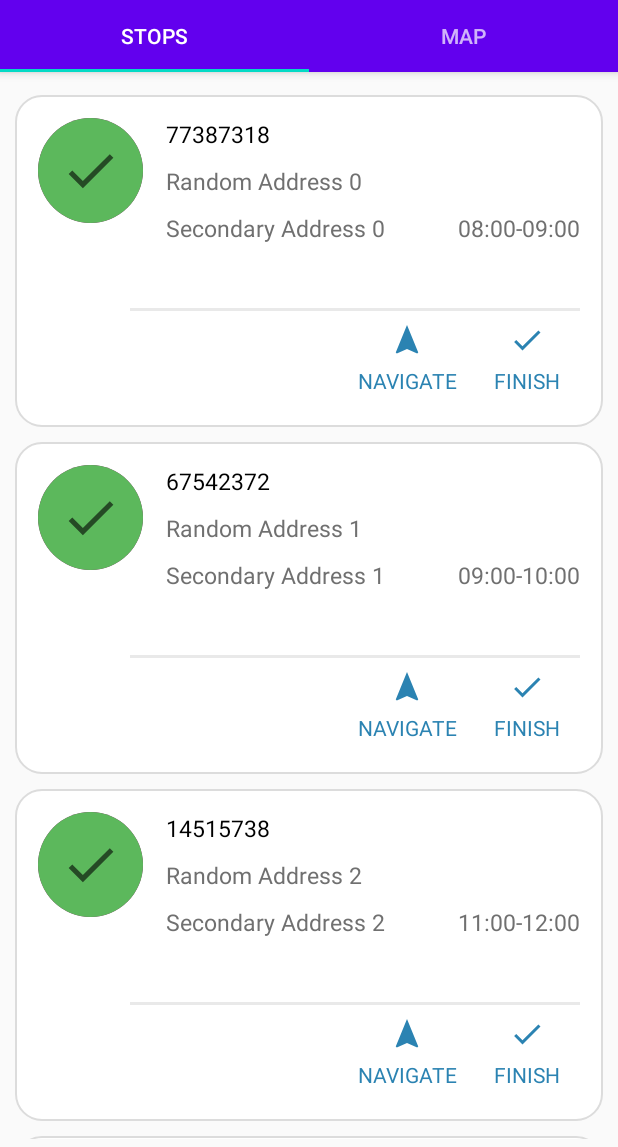
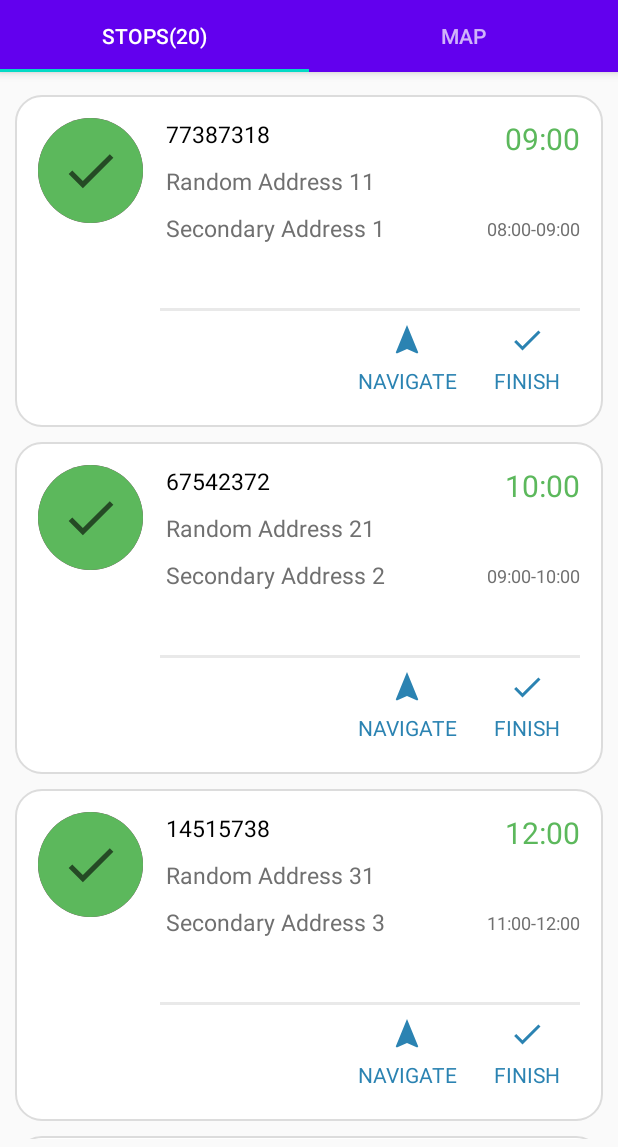
Before and after one commit to anush2593/Routetitan, an Android app: the screen it shows after launch (MainActivity), on a phone screen of 412 x 824 dp, the part 89-1236 px from its top. Run offline under Robolectric (Android 15) with nearby library versions, the phone set to English and light mode, and no system bars; our stand-ins replace Room's generated code, data binding; libraries missing offline, so code that uses them is left out: com.google.maps.android; 3 statements that could not run were skipped.

```diff
--- a/app/src/main/AndroidManifest.xml
+++ b/app/src/main/AndroidManifest.xml
@@ -1,6 +1,7 @@
 <?xml version="1.0" encoding="utf-8"?>
 <manifest xmlns:android="http://schemas.android.com/apk/res/android"
     package="com.example.routetitantask">
+
 
     <application
         android:allowBackup="true"
--- a/app/src/main/java/com/example/routetitantask/room/AddressDao.java
+++ b/app/src/main/java/com/example/routetitantask/room/AddressDao.java
@@ -4,7 +4,6 @@ import androidx.lifecycle.LiveData;
 import androidx.room.Dao;
 import androidx.room.Insert;
 import androidx.room.Query;
-import androidx.room.Update;
 
 import java.util.List;
 
@@ -22,4 +21,7 @@ public interface AddressDao {
 
     @Query("UPDATE address_table SET is_expanded=:isExpanded WHERE id = :orderId")
     void updateOrderView(String orderId, boolean isExpanded);
+
+    @Query("DELETE FROM address_table")
+    void deleteAll();
 }
--- a/app/src/main/java/com/example/routetitantask/room/AddressesRepository.java
+++ b/app/src/main/java/com/example/routetitantask/room/AddressesRepository.java
@@ -19,6 +19,10 @@ public class AddressesRepository {
 
     LiveData<List<OrderAddress>> getAllOrders() {
         return mAllOrderAddresses;
+    }
+
+    public void deleteAll() {
+        new deleteAllDataAsyncTask(mAddressDao).execute();
     }
 
     public void update(String orderId) {
@@ -61,5 +65,20 @@ public class AddressesRepository {
         }
     }
 
+    private static class deleteAllDataAsyncTask extends AsyncTask<Void, Void, Void> {
+        private AddressDao mAsyncTaskDao;
+
+        deleteAllDataAsyncTask(AddressDao dao) {
+            mAsyncTaskDao = dao;
+        }
+
+
+        @Override
+        protected Void doInBackground(Void... voids) {
+            mAsyncTaskDao.deleteAll();
+            return null;
+        }
+    }
+
 
 }
--- a/app/src/main/java/com/example/routetitantask/room/OrderAddress.java
+++ b/app/src/main/java/com/example/routetitantask/room/OrderAddress.java
@@ -3,14 +3,12 @@ package com.example.routetitantask.room;
 import androidx.annotation.NonNull;
 import androidx.room.ColumnInfo;
 import androidx.room.Entity;
-import androidx.room.Ignore;
 import androidx.room.PrimaryKey;
 
 import java.util.UUID;
 
 @Entity(tableName = "address_table")
 public class OrderAddress {
-
 
 
     @NonNull
@@ -60,13 +58,15 @@ public class OrderAddress {
         mIsExpanded = isExpanded;
         id = UUID.randomUUID().toString();
     }
-    public boolean isIsExpanded() {
+
+    public boolean isExpanded() {
         return mIsExpanded;
     }
 
     public void setIsExpanded(boolean mIsExpanded) {
         this.mIsExpanded = mIsExpanded;
     }
+
     public boolean isIsFinished() {
         return mIsFinished;
     }
@@ -133,7 +133,7 @@ public class OrderAddress {
     }
 
 
-   public String getId() {
+    public String getId() {
         return id;
     }
 
--- a/app/src/main/java/com/example/routetitantask/room/OrderAddressViewModel.java
+++ b/app/src/main/java/com/example/routetitantask/room/OrderAddressViewModel.java
@@ -18,8 +18,12 @@ public class OrderAddressViewModel extends AndroidViewModel {
         mAllOrders = mRepository.getAllOrders();
     }
 
-   public LiveData<List<OrderAddress>> getAllOrders() {
+    public LiveData<List<OrderAddress>> getAllOrders() {
         return mAllOrders;
+    }
+
+    public void deleteAll() {
+        mRepository.deleteAll();
     }
 
     public void update(String orderId) {
--- a/app/src/main/java/com/example/routetitantask/room/OrderDatabase.java
+++ b/app/src/main/java/com/example/routetitantask/room/OrderDatabase.java
@@ -36,9 +36,6 @@ public abstract class OrderDatabase extends RoomDatabase {
         return INSTANCE;
     }
 
-    // This callback is called when the database has opened.
-    // In this case, use PopulateDbAsync to populate the database
-    // with the initial data set if the database has no entries.
     private static RoomDatabase.Callback sRoomDatabaseCallback =
             new RoomDatabase.Callback() {
 
@@ -49,8 +46,7 @@ public abstract class OrderDatabase extends RoomDatabase {
                 }
             };
 
-    // Populate the database with the initial data set
-    // only if the database has no entries.
+
     private static class PopulateDbAsync extends AsyncTask<Void, Void, Void> {
 
         private final AddressDao mDao;
@@ -61,11 +57,11 @@ public abstract class OrderDatabase extends RoomDatabase {
         @Override
         protected Void doInBackground(final Void... params) {
             List<String> mainAddressList = new ArrayList<>();
-            for(int i=0;i<20;i++){
-                mainAddressList.add("Random Address" + " " + i);
+            for(int i=1;i<21;i++){
+                mainAddressList.add("Random Address" + " " + i+1);
             }
             List<String> secondaryAddressList = new ArrayList<>();
-            for(int i=0;i<20;i++){
+            for(int i=1;i<21;i++){
                 secondaryAddressList.add("Secondary Address" + " " + i);
                }
             List<String> deliveryTime = Arrays.asList("08:00-09:00", "09:00-10:00", "11:00-12:00",
--- a/app/src/main/java/com/example/routetitantask/ui/main/ItemClickListener.java
+++ b/app/src/main/java/com/example/routetitantask/ui/main/ItemClickListener.java
@@ -3,7 +3,7 @@ package com.example.routetitantask.ui.main;
 import com.example.routetitantask.room.OrderAddress;
 
 public interface ItemClickListener {
-   void chooseMapAndNavigateToTheAddress(OrderAddress orderAddress);
-     void setOrderFinished(OrderAddress orderFinished, int position);
-    void openExpandable(OrderAddress orderFinished, int position);
+     void chooseMapAndNavigateToTheAddress(OrderAddress orderAddress);
+     void setOrderFinished(OrderAddress orderFinished);
+     void openExpandable(OrderAddress orderAddress);
 }
--- a/app/src/main/java/com/example/routetitantask/ui/main/OrdersAdapter.java
+++ b/app/src/main/java/com/example/routetitantask/ui/main/OrdersAdapter.java
@@ -1,11 +1,9 @@
 package com.example.routetitantask.ui.main;
 
-import android.util.Log;
 import android.view.LayoutInflater;
 import android.view.ViewGroup;
 
 import androidx.annotation.NonNull;
-import androidx.databinding.BindingAdapter;
 import androidx.databinding.DataBindingUtil;
 import androidx.recyclerview.widget.RecyclerView;
 
@@ -16,7 +14,6 @@ import com.example.routetitantask.room.OrderAddress;
 import java.util.List;
 
 public class OrdersAdapter extends RecyclerView.Adapter<OrdersAdapter.OrderInfoViewHolder> {
-    private OrderItemBinding mOrderItemBinding;
     private List<OrderAddress> orderList;
     private ItemClickListener itemClickListener;
 
@@ -37,7 +34,7 @@ public class OrdersAdapter extends RecyclerView.Adapter<OrdersAdapter.OrderInfoV
     @Override
     public OrderInfoViewHolder onCreateViewHolder(@NonNull ViewGroup parent, int viewType) {
         LayoutInflater inflater = LayoutInflater.from(parent.getContext());
-        mOrderItemBinding = DataBindingUtil.inflate(inflater, R.layout.order_item, parent, false);
+        OrderItemBinding mOrderItemBinding = DataBindingUtil.inflate(inflater, R.layout.order_item, parent, false);
         return new OrderInfoViewHolder(mOrderItemBinding);
     }
 
--- a/app/src/main/java/com/example/routetitantask/ui/main/SectionsPagerAdapter.java
+++ b/app/src/main/java/com/example/routetitantask/ui/main/SectionsPagerAdapter.java
@@ -10,10 +10,6 @@ import androidx.fragment.app.FragmentPagerAdapter;
 
 import com.example.routetitantask.R;
 
-/**
- * A [FragmentPagerAdapter] that returns a fragment corresponding to
- * one of the sections/tabs/pages.
- */
 public class SectionsPagerAdapter extends FragmentPagerAdapter {
 
     @StringRes
--- a/app/src/main/java/com/example/routetitantask/ui/main/StopsFragment.java
+++ b/app/src/main/java/com/example/routetitantask/ui/main/StopsFragment.java
@@ -6,6 +6,7 @@ import android.os.Bundle;
 import android.view.LayoutInflater;
 import android.view.View;
 import android.view.ViewGroup;
+import android.widget.Toast;
 
 import androidx.annotation.NonNull;
 import androidx.databinding.DataBindingUtil;
@@ -24,9 +25,7 @@ import java.util.Objects;
 
 public class StopsFragment extends Fragment implements ItemClickListener {
 
-
     private OrderAddressViewModel orderAddressViewModel;
-    private StopsFragmentBinding mStopsFragmentBinding;
 
     public static StopsFragment newInstance() {
         return new StopsFragment();
@@ -42,10 +41,11 @@ public class StopsFragment extends Fragment implements ItemClickListener {
     public View onCreateView(
             @NonNull LayoutInflater inflater, ViewGroup container,
             Bundle savedInstanceState) {
-        mStopsFragmentBinding = DataBindingUtil.inflate(inflater, R.layout.stops_fragment, container, false);
+        StopsFragmentBinding mStopsFragmentBinding = DataBindingUtil.inflate(inflater, R.layout.stops_fragment, container, false);
         OrdersAdapter orderAdapter = new OrdersAdapter();
         orderAdapter.setItemClickListener(this);
         mStopsFragmentBinding.stopsRecyclerView.setAdapter(orderAdapter);
+        orderAddressViewModel.deleteAll();
         orderAddressViewModel.getAllOrders().observe(getViewLifecycleOwner(), new Observer<List<OrderAddress>>() {
             @Override
             public void onChanged(List<OrderAddress> orderAddresses) {
@@ -70,14 +70,19 @@ public class StopsFragment extends Fragment implements ItemClickListener {
     }
 
     @Override
-    public void setOrderFinished(OrderAddress orderFinished, int position) {
-        orderFinished.setIsFinished(true);
-        orderAddressViewModel.update(orderFinished.getId());
+    public void setOrderFinished(OrderAddress orderFinished) {
+        if (orderFinished.isIsFinished())
+            Toast.makeText(getActivity(), getString(R.string.already_finished), Toast.LENGTH_SHORT).show();
+        else {
+            orderFinished.setIsFinished(true);
+            orderAddressViewModel.update(orderFinished.getId());
+        }
+
     }
 
     @Override
-    public void openExpandable(OrderAddress orderAddress, int position) {
-        if (orderAddress.isIsExpanded()) {
+    public void openExpandable(OrderAddress orderAddress) {
+        if (orderAddress.isExpanded()) {
             orderAddressViewModel.expandView(orderAddress.getId(), false);
         } else {
             orderAddressViewModel.expandView(orderAddress.getId(), true);
--- a/app/src/main/res/layout/order_item.xml
+++ b/app/src/main/res/layout/order_item.xml
@@ -36,7 +36,7 @@
             android:id="@+id/main_constraint_layout"
             android:layout_width="match_parent"
             android:layout_height="wrap_content"
-            android:onClick="@{()-> itemClickListener.openExpandable(orderAddress, orderPosition)}"
+            android:onClick="@{()-> itemClickListener.openExpandable(orderAddress)}"
             android:padding="15dp"
             app:layout_constraintEnd_toEndOf="parent"
             app:layout_constraintTop_toTopOf="parent">
@@ -120,6 +120,7 @@
                 android:id="@+id/time"
                 android:layout_width="wrap_content"
                 android:layout_height="wrap_content"
+                android:text="@{orderAddress.orderDeliveryTime.substring(6)}"
                 android:textColor="@color/green"
                 android:textSize="20sp"
                 app:layout_constraintEnd_toEndOf="parent"
@@ -133,7 +134,8 @@
                 android:layout_marginStart="5dp"
                 android:text="@{orderAddress.orderDeliveryTime}"
                 android:textColor="@color/colorHintGrey"
-                android:textSize="15sp"
+                android:textSize="12sp"
+                app:layout_constraintBottom_toBottomOf="@id/order_address_secondary"
                 app:layout_constraintEnd_toEndOf="parent"
                 app:layout_constraintTop_toTopOf="@id/order_address_secondary"
                 tools:text="08:00-09:00" />
@@ -147,12 +149,12 @@
             android:layout_marginTop="7dp"
             android:paddingEnd="15dp"
             android:paddingRight="15dp"
-            android:visibility="@{orderAddress.isExpanded? View.VISIBLE : View.GONE}"
+            android:visibility="@{orderAddress.expanded? View.VISIBLE : View.GONE}"
             app:layout_constraintTop_toBottomOf="@id/main_constraint_layout">
 
             <View
                 android:id="@+id/separator"
-                android:layout_width="300dp"
+                android:layout_width="280dp"
                 android:layout_height="2dp"
                 android:background="@drawable/grey_line"
                 app:layout_constraintEnd_toEndOf="@id/expandable_view"
@@ -167,7 +169,7 @@
                 android:drawablePadding="5dp"
                 android:drawableTint="@color/blue"
                 android:gravity="center_horizontal"
-                android:onClick="@{()->itemClickListener.setOrderFinished(orderAddress, orderPosition)}"
+                android:onClick="@{()->itemClickListener.setOrderFinished(orderAddress)}"
                 android:text="@string/finish"
                 android:textAlignment="center"
                 android:textAllCaps="true"
--- a/app/src/main/res/values/strings.xml
+++ b/app/src/main/res/values/strings.xml
@@ -1,8 +1,9 @@
 <resources>
     <string name="app_name">Routetitan</string>
-    <string name="tab_text_1">Stops</string>
+    <string name="tab_text_1">Stops(20)</string>
     <string name="tab_text_2">Map</string>
     <string name="navigate">navigate</string>
     <string name="finish">finish</string>
     <string name="choose_map">Choose Map</string>
+    <string name="already_finished">This order was shipped</string>
 </resources>
```
Also changed, not shown: app/src/main/java/com/example/routetitantask/helper/FlipAnimation.java (deleted, +0 -79 lines), app/src/main/java/com/example/routetitantask/ui/main/MapFragment.java (+8 -7 lines).
